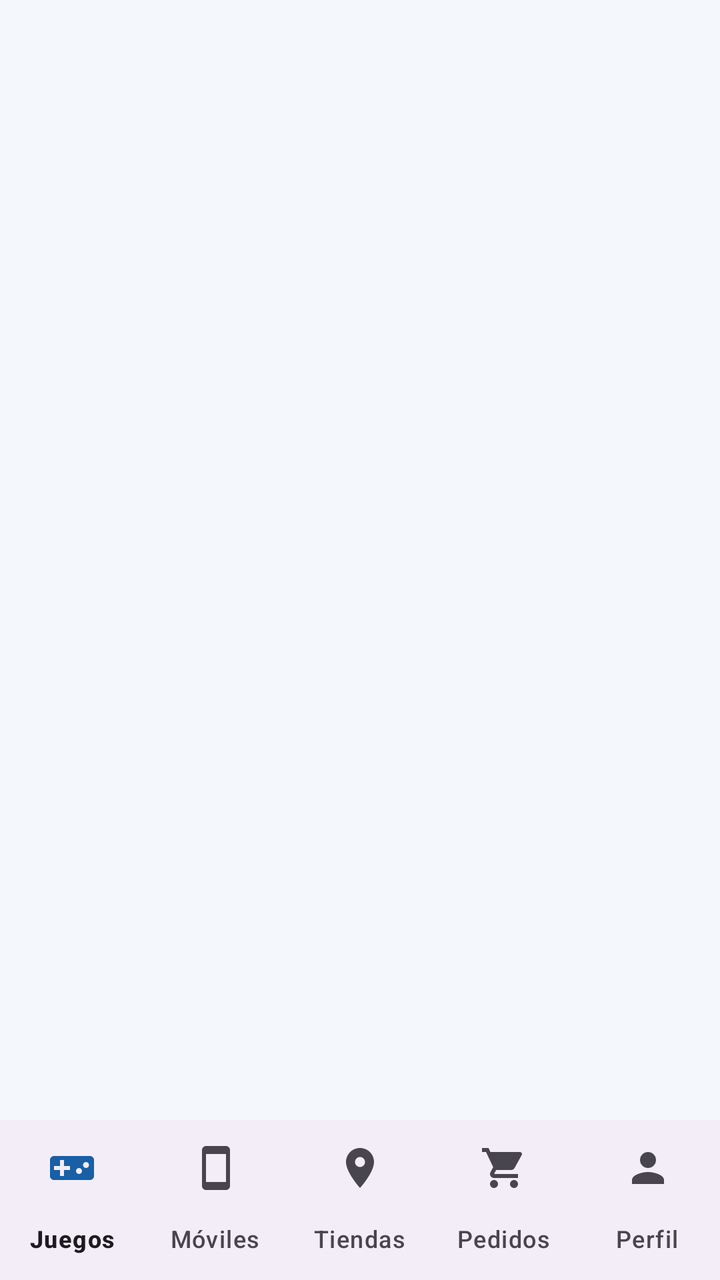
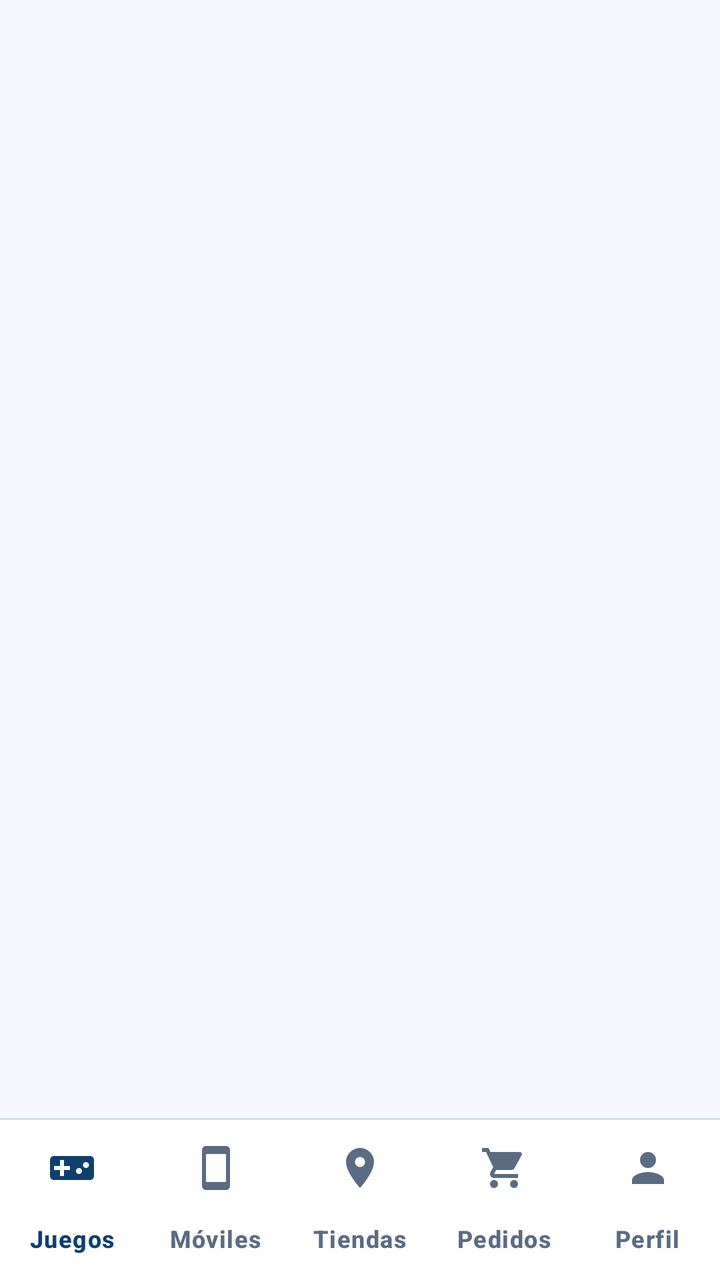

An Android layout rendered at two revisions. The XML below is the earlier revision; the diff shows what the commit changed to produce the second picture.
<!-- AndroidManifest.xml: application theme Theme.Jokoa -->
<!-- res/layout/activity_main.xml -->
<?xml version="1.0" encoding="utf-8"?>
<LinearLayout xmlns:android="http://schemas.android.com/apk/res/android"
    xmlns:app="http://schemas.android.com/apk/res-auto"
    xmlns:tools="http://schemas.android.com/tools"
    android:id="@+id/main"
    android:layout_width="match_parent"
    android:layout_height="match_parent"
    android:orientation="vertical"
    tools:context=".MainActivity">

    <androidx.fragment.app.FragmentContainerView
        android:id="@+id/contenedor"
        android:layout_width="match_parent"
        android:layout_height="0dp"
        android:layout_weight="1" />

    <com.google.android.material.bottomnavigation.BottomNavigationView
        android:id="@+id/menuInferior"
        android:layout_width="match_parent"
        android:layout_height="wrap_content"
        app:labelVisibilityMode="labeled"
        app:menu="@menu/menu_inferior"
        app:paddingBottomSystemWindowInsets="false" />
</LinearLayout>
<!-- resources referenced by this layout -->
<resources>
  <style name="Base.Theme.Jokoa" parent="Theme.Material3.Light.NoActionBar">
          <item name="colorPrimary">@color/jokoa_azul</item>
          <item name="colorOnPrimary">@android:color/white</item>
          <item name="colorSecondary">@color/jokoa_coral_oscuro</item>
          <item name="colorOnSecondary">@android:color/white</item>
          <item name="colorSecondaryContainer">@color/jokoa_azul_claro</item>
          <item name="colorOnSecondaryContainer">@color/jokoa_azul</item>
          <item name="android:windowBackground">@color/jokoa_fondo</item>
          <item name="android:textColorPrimary">@color/jokoa_texto</item>
      </style>
  <!-- unchanged entries left out for length: 6 -->
</resources>

<!-- the commit's change to res/layout/activity_main.xml (unified diff, before → after) -->
@@ -1,7 +1,5 @@
 <?xml version="1.0" encoding="utf-8"?>
-<LinearLayout xmlns:android="http://schemas.android.com/apk/res/android"
-    xmlns:app="http://schemas.android.com/apk/res-auto"
-    xmlns:tools="http://schemas.android.com/tools"
+<LinearLayout xmlns:android="http://schemas.android.com/apk/res/android" xmlns:app="http://schemas.android.com/apk/res-auto" xmlns:tools="http://schemas.android.com/tools"
     android:id="@+id/main"
     android:layout_width="match_parent"
     android:layout_height="match_parent"
@@ -14,6 +12,11 @@
         android:layout_height="0dp"
         android:layout_weight="1" />
 
+    <View
+        android:layout_width="match_parent"
+        android:layout_height="1dp"
+        android:background="@drawable/bg_linea_arriba" />
+
     <com.google.android.material.bottomnavigation.BottomNavigationView
         android:id="@+id/menuInferior"
         android:layout_width="match_parent"
<!-- resource entries referenced after the edit -->
@@ -1,14 +1,154 @@
 <!-- resources referenced by this layout -->
 <resources>
+  <!-- drawable bg_linea_arriba (drawable) -->
+  <?xml version="1.0" encoding="utf-8"?>
+  <shape xmlns:android="http://schemas.android.com/apk/res/android" android:shape="rectangle">
+      <solid android:color="@color/jokoa_borde" />
+  </shape>
+  <color name="jokoa_borde">#D5DEEA</color>
   <style name="Base.Theme.Jokoa" parent="Theme.Material3.Light.NoActionBar">
           <item name="colorPrimary">@color/jokoa_azul</item>
           <item name="colorOnPrimary">@android:color/white</item>
+          <item name="colorPrimaryContainer">@color/jokoa_azul_claro</item>
+          <item name="colorOnPrimaryContainer">@color/jokoa_azul_noche</item>
           <item name="colorSecondary">@color/jokoa_coral_oscuro</item>
           <item name="colorOnSecondary">@android:color/white</item>
           <item name="colorSecondaryContainer">@color/jokoa_azul_claro</item>
-          <item name="colorOnSecondaryContainer">@color/jokoa_azul</item>
+          <item name="colorOnSecondaryContainer">@color/jokoa_azul_noche</item>
+          <item name="colorTertiaryContainer">@color/jokoa_coral_tenue</item>
+          <item name="colorOnTertiaryContainer">@color/jokoa_coral_oscuro</item>
+          <item name="colorSurface">@color/jokoa_superficie</item>
+          <item name="colorOnSurface">@color/jokoa_texto</item>
+          <item name="colorOnSurfaceVariant">@color/jokoa_texto_2</item>
+          <item name="colorOutline">@color/jokoa_borde_campo</item>
+          <item name="colorOutlineVariant">@color/jokoa_borde</item>
+          <item name="colorError">@color/jokoa_coral_oscuro</item>
+          <item name="android:colorBackground">@color/jokoa_fondo</item>
           <item name="android:windowBackground">@color/jokoa_fondo</item>
           <item name="android:textColorPrimary">@color/jokoa_texto</item>
+          <item name="android:textColorSecondary">@color/jokoa_texto_2</item>
+          
+          <item name="elevationOverlayEnabled">false</item>
+  
+  
+          <item name="materialButtonStyle">@style/Widget.Jokoa.Button</item>
+          <item name="materialCardViewStyle">@style/Widget.Jokoa.Card</item>
+          <item name="textInputStyle">@style/Widget.Jokoa.TextInput</item>
+          <item name="bottomNavigationStyle">@style/Widget.Jokoa.BottomNav</item>
+          <item name="tabStyle">@style/Widget.Jokoa.Tabs</item>
+          <item name="materialAlertDialogTheme">@style/ThemeOverlay.Jokoa.Dialogo</item>
+      </style>
+  <color name="jokoa_azul_noche">#0F3F6E</color>
+  <color name="jokoa_coral_tenue">#FDEEE8</color>
+  <color name="jokoa_superficie">#FFFFFF</color>
+  <color name="jokoa_texto_2">#5B6B82</color>
+  <color name="jokoa_borde_campo">#6F7F96</color>
+  <style name="Widget.Jokoa.Button" parent="Widget.Material3.Button">
+          <item name="android:minHeight">56dp</item>
+          <item name="android:textSize">16sp</item>
+          <item name="android:textStyle">bold</item>
+          <item name="android:textAllCaps">false</item>
+          <item name="android:letterSpacing">0</item>
+          <item name="android:textColor">@color/boton_texto</item>
+          <item name="android:stateListAnimator">@animator/boton_pulsar</item>
+          <item name="backgroundTint">@color/boton_azul_fondo</item>
+          <item name="cornerRadius">14dp</item>
+          <item name="iconTint">@color/boton_texto</item>
+          <item name="iconGravity">textStart</item>
+          <item name="iconPadding">8dp</item>
+      </style>
+  <style name="Widget.Jokoa.Card" parent="Widget.Material3.CardView.Outlined">
+          <item name="cardBackgroundColor">@color/jokoa_superficie</item>
+          <item name="cardCornerRadius">16dp</item>
+          <item name="cardElevation">2dp</item>
+          <item name="strokeColor">@color/jokoa_borde</item>
+          <item name="strokeWidth">1dp</item>
+      </style>
+  <style name="Widget.Jokoa.TextInput" parent="Widget.Material3.TextInputLayout.OutlinedBox">
+          <item name="boxCornerRadiusTopStart">12dp</item>
+          <item name="boxCornerRadiusTopEnd">12dp</item>
+          <item name="boxCornerRadiusBottomStart">12dp</item>
+          <item name="boxCornerRadiusBottomEnd">12dp</item>
+          <item name="boxStrokeColor">@color/campo_borde</item>
+          <item name="boxStrokeErrorColor">@color/jokoa_coral_oscuro</item>
+          <item name="boxStrokeWidth">1dp</item>
+          <item name="boxStrokeWidthFocused">2dp</item>
+          <item name="hintTextColor">@color/campo_borde</item>
+          <item name="android:textColorHint">@color/jokoa_texto_2</item>
+          <item name="errorTextColor">@color/jokoa_coral_oscuro</item>
+          <item name="errorIconTint">@color/jokoa_coral_oscuro</item>
+          <item name="endIconTint">@color/jokoa_texto_2</item>
+      </style>
+  <style name="Widget.Jokoa.BottomNav" parent="Widget.Material3.BottomNavigationView">
+          <item name="backgroundTint">@color/jokoa_superficie</item>
+          <item name="itemIconTint">@color/nav_item</item>
+          <item name="itemTextColor">@color/nav_item</item>
+          <item name="itemActiveIndicatorStyle">@style/Widget.Jokoa.BottomNav.Indicador</item>
+          <item name="itemTextAppearanceActive">@style/TextoNavActivo</item>
+          <item name="itemTextAppearanceInactive">@style/TextoNav</item>
+          <item name="labelVisibilityMode">labeled</item>
+          <item name="elevation">0dp</item>
+      </style>
+  <style name="Widget.Jokoa.Tabs" parent="Widget.Material3.TabLayout">
+          <item name="tabIndicatorColor">@color/jokoa_coral</item>
+          <item name="tabIndicatorHeight">3dp</item>
+          <item name="tabSelectedTextColor">@color/jokoa_azul</item>
+          <item name="tabTextColor">@color/jokoa_texto_2</item>
+          <item name="tabTextAppearance">@style/TextoPestana</item>
+          <item name="tabMinWidth">0dp</item>
+          <item name="android:minHeight">48dp</item>
+      </style>
+  <style name="ThemeOverlay.Jokoa.Dialogo" parent="ThemeOverlay.Material3.MaterialAlertDialog">
+          <item name="alertDialogStyle">@style/MaterialAlertDialog.Jokoa</item>
+          <item name="materialAlertDialogTitleTextStyle">@style/MaterialAlertDialog.Jokoa.Titulo</item>
+          <item name="buttonBarPositiveButtonStyle">@style/Widget.Jokoa.Button.CompactoAzul</item>
+          <item name="buttonBarNegativeButtonStyle">@style/Widget.Jokoa.Button.Texto</item>
+          <item name="buttonBarNeutralButtonStyle">@style/Widget.Jokoa.Button.Texto</item>
+          <item name="android:backgroundDimAmount">0.55</item>
+          <item name="android:windowAnimationStyle">@style/Animacion.Jokoa.Dialogo</item>
+      </style>
+  <style name="Widget.Jokoa.BottomNav.Indicador" parent="Widget.Material3.BottomNavigationView.ActiveIndicator">
+          <item name="android:color">@color/jokoa_azul_claro</item>
+      </style>
+  <style name="TextoNavActivo" parent="TextoNav">
+          <item name="android:textColor">@color/jokoa_azul_noche</item>
+      </style>
+  <style name="TextoNav" parent="TextAppearance.Material3.LabelMedium">
+          <item name="android:textSize">12sp</item>
+          <item name="android:textStyle">bold</item>
+      </style>
+  <color name="jokoa_coral">#D85A30</color>
+  <style name="TextoPestana" parent="TextAppearance.Material3.TitleSmall">
+          <item name="android:textSize">16sp</item>
+          <item name="android:textStyle">bold</item>
+          <item name="textAllCaps">false</item>
+      </style>
+  <style name="MaterialAlertDialog.Jokoa" parent="MaterialAlertDialog.Material3">
+          <item name="shapeAppearance">@style/ShapeAppearance.Jokoa.Dialogo</item>
+          <item name="backgroundTint">@color/jokoa_superficie</item>
+      </style>
+  <style name="MaterialAlertDialog.Jokoa.Titulo" parent="MaterialAlertDialog.Material3.Title.Text">
+          <item name="android:textSize">20sp</item>
+          <item name="android:textStyle">normal</item>
+          <item name="android:textColor">@color/jokoa_texto</item>
+      </style>
+  <style name="Widget.Jokoa.Button.CompactoAzul">
+          <item name="android:minHeight">48dp</item>
+          <item name="android:textSize">15sp</item>
+      </style>
+  <style name="Widget.Jokoa.Button.Texto" parent="Widget.Material3.Button.TextButton">
+          <item name="android:minHeight">48dp</item>
+          <item name="android:textSize">16sp</item>
+          <item name="android:textStyle">bold</item>
+          <item name="android:textAllCaps">false</item>
+          <item name="android:textColor">@color/jokoa_azul</item>
+      </style>
+  <style name="Animacion.Jokoa.Dialogo" parent="@android:style/Animation.Dialog">
+          <item name="android:windowEnterAnimation">@anim/dialogo_entra</item>
+          <item name="android:windowExitAnimation">@anim/dialogo_sale</item>
+      </style>
+  <style name="ShapeAppearance.Jokoa.Dialogo" parent="ShapeAppearance.Material3.Corner.ExtraLarge">
+          <item name="cornerSize">16dp</item>
       </style>
   <!-- unchanged entries left out for length: 6 -->
 </resources>
